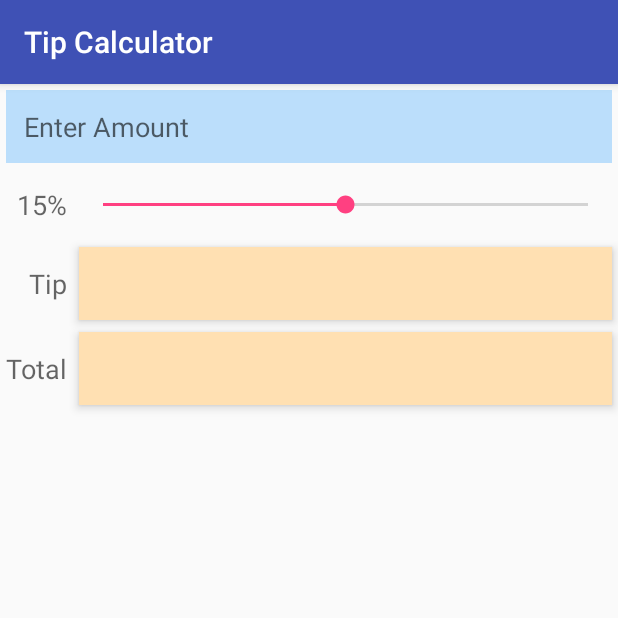
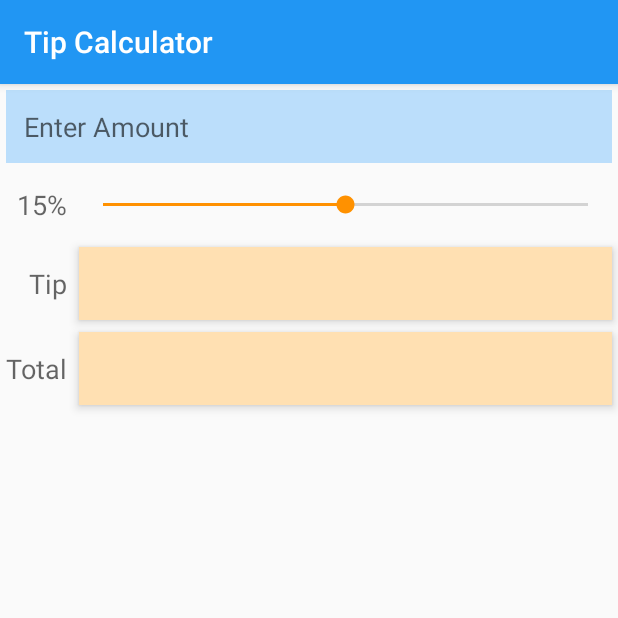
Before and after one commit to empyrosx/tipcalculator, an Android app: the screen it shows after launch (MainActivity), on a phone screen of 412 x 824 dp, the top half of it. Run offline under Robolectric (Android 15) with nearby library versions, the phone set to English and light mode, and no system bars.

Commit message:
UI. Change theme colors.

```diff
--- a/app/src/main/res/values/colors.xml
+++ b/app/src/main/res/values/colors.xml
@@ -1,8 +1,8 @@
 <?xml version="1.0" encoding="utf-8"?>
 <resources>
-    <color name="colorPrimary">#3F51B5</color>
-    <color name="colorPrimaryDark">#303F9F</color>
-    <color name="colorAccent">#FF4081</color>
+    <color name="colorPrimary">#2196f3</color>
+    <color name="colorPrimaryDark">#1976d2</color>
+    <color name="colorAccent">#ff9100</color>
     <color name="amount_background">#bbdefb</color>
     <color name="result_background">#ffe0b2</color>
 </resources>
```
